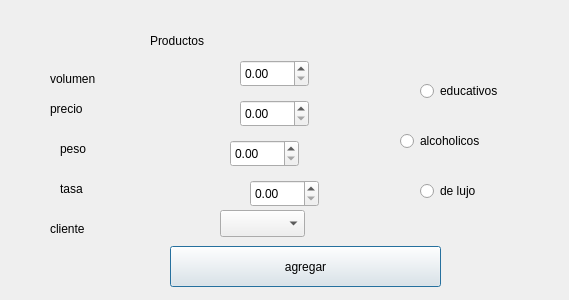
Qt form agregar.ui (dariovillalta/ExamenLabo) before a commit.
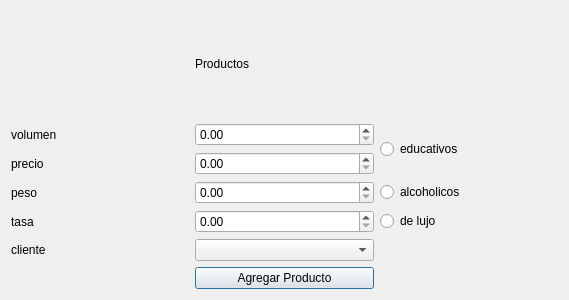
The same form after that commit.

Patch:
```diff
--- a/agregar.ui
+++ b/agregar.ui
@@ -13,186 +13,93 @@
   <property name="windowTitle">
    <string>Dialog</string>
   </property>
-  <widget class="QLabel" name="label">
-   <property name="geometry">
-    <rect>
-     <x>150</x>
-     <y>30</y>
-     <width>121</width>
-     <height>21</height>
-    </rect>
-   </property>
-   <property name="text">
-    <string>Productos</string>
-   </property>
-  </widget>
-  <widget class="QDoubleSpinBox" name="sp_volumen">
-   <property name="geometry">
-    <rect>
-     <x>240</x>
-     <y>60</y>
-     <width>69</width>
-     <height>27</height>
-    </rect>
-   </property>
-  </widget>
-  <widget class="QLabel" name="label_2">
-   <property name="geometry">
-    <rect>
-     <x>50</x>
-     <y>70</y>
-     <width>67</width>
-     <height>17</height>
-    </rect>
-   </property>
-   <property name="text">
-    <string>volumen</string>
-   </property>
-  </widget>
-  <widget class="QLabel" name="label_3">
-   <property name="geometry">
-    <rect>
-     <x>60</x>
-     <y>140</y>
-     <width>67</width>
-     <height>17</height>
-    </rect>
-   </property>
-   <property name="text">
-    <string>peso</string>
-   </property>
-  </widget>
-  <widget class="QLabel" name="label_4">
-   <property name="geometry">
-    <rect>
-     <x>50</x>
-     <y>220</y>
-     <width>67</width>
-     <height>17</height>
-    </rect>
-   </property>
-   <property name="text">
-    <string>cliente</string>
-   </property>
-  </widget>
-  <widget class="QLabel" name="label_5">
-   <property name="geometry">
-    <rect>
-     <x>60</x>
-     <y>180</y>
-     <width>67</width>
-     <height>17</height>
-    </rect>
-   </property>
-   <property name="text">
-    <string>tasa</string>
-   </property>
-  </widget>
-  <widget class="QDoubleSpinBox" name="sp_peso">
-   <property name="geometry">
-    <rect>
-     <x>230</x>
-     <y>140</y>
-     <width>69</width>
-     <height>27</height>
-    </rect>
-   </property>
-  </widget>
-  <widget class="QDoubleSpinBox" name="sp_tasa">
-   <property name="geometry">
-    <rect>
-     <x>250</x>
-     <y>180</y>
-     <width>69</width>
-     <height>27</height>
-    </rect>
-   </property>
-  </widget>
-  <widget class="QComboBox" name="cb_cliente">
-   <property name="geometry">
-    <rect>
-     <x>220</x>
-     <y>210</y>
-     <width>85</width>
-     <height>27</height>
-    </rect>
-   </property>
-  </widget>
-  <widget class="QPushButton" name="pushButton">
-   <property name="geometry">
-    <rect>
-     <x>170</x>
-     <y>246</y>
-     <width>271</width>
-     <height>41</height>
-    </rect>
-   </property>
-   <property name="text">
-    <string>agregar</string>
-   </property>
-  </widget>
-  <widget class="QLabel" name="label_6">
-   <property name="geometry">
-    <rect>
-     <x>50</x>
-     <y>100</y>
-     <width>67</width>
-     <height>17</height>
-    </rect>
-   </property>
-   <property name="text">
-    <string>precio</string>
-   </property>
-  </widget>
-  <widget class="QDoubleSpinBox" name="sp_precio">
-   <property name="geometry">
-    <rect>
-     <x>240</x>
-     <y>100</y>
-     <width>69</width>
-     <height>27</height>
-    </rect>
-   </property>
-  </widget>
-  <widget class="QRadioButton" name="rd_educativo">
-   <property name="geometry">
-    <rect>
-     <x>420</x>
-     <y>80</y>
-     <width>117</width>
-     <height>22</height>
-    </rect>
-   </property>
-   <property name="text">
-    <string>educativos</string>
-   </property>
-  </widget>
-  <widget class="QRadioButton" name="rd_alcohol">
-   <property name="geometry">
-    <rect>
-     <x>400</x>
-     <y>130</y>
-     <width>117</width>
-     <height>22</height>
-    </rect>
-   </property>
-   <property name="text">
-    <string>alcoholicos</string>
-   </property>
-  </widget>
-  <widget class="QRadioButton" name="rd_lujo">
-   <property name="geometry">
-    <rect>
-     <x>420</x>
-     <y>180</y>
-     <width>117</width>
-     <height>22</height>
-    </rect>
-   </property>
-   <property name="text">
-    <string>de lujo</string>
-   </property>
-  </widget>
+  <layout class="QGridLayout" name="gridLayout">
+   <item row="0" column="1">
+    <widget class="QLabel" name="label">
+     <property name="text">
+      <string>Productos</string>
+     </property>
+    </widget>
+   </item>
+   <item row="1" column="0">
+    <widget class="QLabel" name="label_2">
+     <property name="text">
+      <string>volumen</string>
+     </property>
+    </widget>
+   </item>
+   <item row="1" column="1">
+    <widget class="QDoubleSpinBox" name="sp_volumen"/>
+   </item>
+   <item row="1" column="2" rowspan="2">
+    <widget class="QRadioButton" name="rd_educativo">
+     <property name="text">
+      <string>educativos</string>
+     </property>
+    </widget>
+   </item>
+   <item row="2" column="0">
+    <widget class="QLabel" name="label_6">
+     <property name="text">
+      <string>precio</string>
+     </property>
+    </widget>
+   </item>
+   <item row="2" column="1">
+    <widget class="QDoubleSpinBox" name="sp_precio"/>
+   </item>
+   <item row="3" column="0">
+    <widget class="QLabel" name="label_3">
+     <property name="text">
+      <string>peso</string>
+     </property>
+    </widget>
+   </item>
+   <item row="3" column="1">
+    <widget class="QDoubleSpinBox" name="sp_peso"/>
+   </item>
+   <item row="3" column="2">
+    <widget class="QRadioButton" name="rd_alcohol">
+     <property name="text">
+      <string>alcoholicos</string>
+     </property>
+    </widget>
+   </item>
+   <item row="4" column="0">
+    <widget class="QLabel" name="label_5">
+     <property name="text">
+      <string>tasa</string>
+     </property>
+    </widget>
+   </item>
+   <item row="4" column="1">
+    <widget class="QDoubleSpinBox" name="sp_tasa"/>
+   </item>
+   <item row="4" column="2">
+    <widget class="QRadioButton" name="rd_lujo">
+     <property name="text">
+      <string>de lujo</string>
+     </property>
+    </widget>
+   </item>
+   <item row="5" column="0">
+    <widget class="QLabel" name="label_4">
+     <property name="text">
+      <string>cliente</string>
+     </property>
+    </widget>
+   </item>
+   <item row="5" column="1">
+    <widget class="QComboBox" name="cb_cliente"/>
+   </item>
+   <item row="6" column="1">
+    <widget class="QPushButton" name="pushButton_2">
+     <property name="text">
+      <string>Agregar Producto</string>
+     </property>
+    </widget>
+   </item>
+  </layout>
  </widget>
  <resources/>
  <connections/>
```
